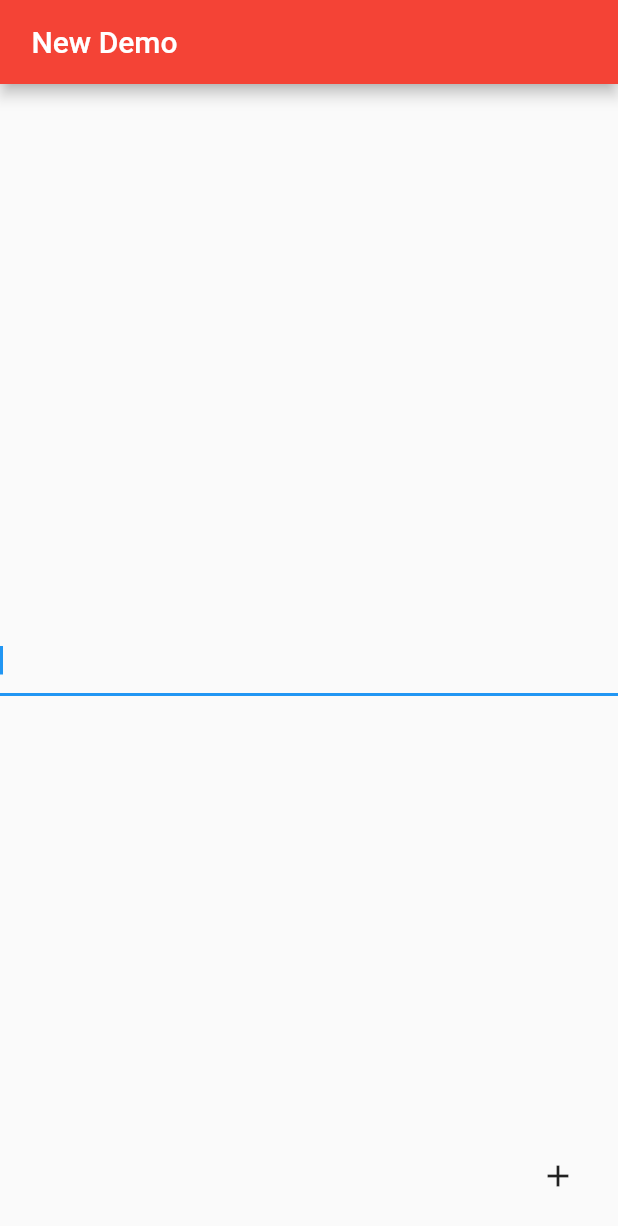
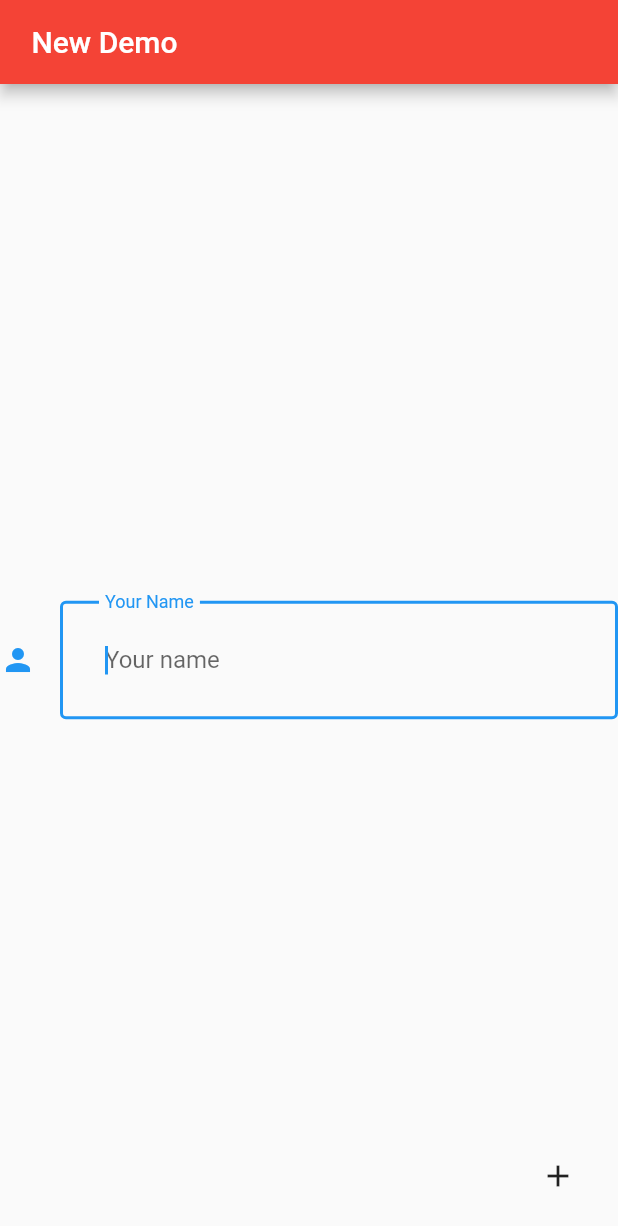
Before and after one commit to kishoreckd/List_card, a Flutter app: the screen it shows after launch, on a phone screen of 412 x 824 dp. Shown: the top 1226 px of the screen. Run offline on Flutter 3.47's test engine with Material 2 defaults, Android fonts, the phone set to English and light mode, and no system bars; our stand-ins replace toast.

Commit message:
Input decoration a=used and styled

```diff
--- a/lib/home.dart
+++ b/lib/home.dart
@@ -45,7 +45,15 @@ class _MyAppState extends State<MyApp> {
             enableInteractiveSelection: false,
             enableSuggestions: false,
             keyboardType: TextInputType.emailAddress,
-            obscureText: true,
+            // obscureText: true,
+            decoration: InputDecoration(
+                contentPadding: EdgeInsets.all(30.0),
+                hintText: 'Your name',
+                // errorText: 'Error',
+                border: OutlineInputBorder(),
+                icon: Icon(Icons.person),
+                labelText: 'Your Name'
+                ),
           ),
         ),
         floatingActionButton: IconButton(
```
